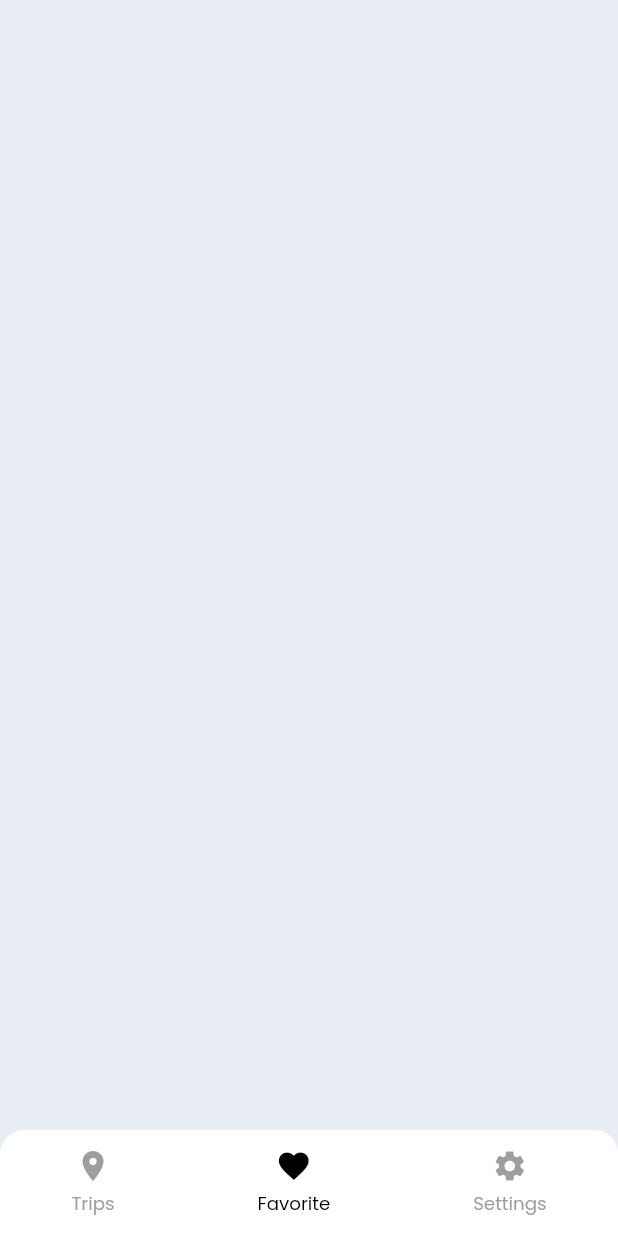
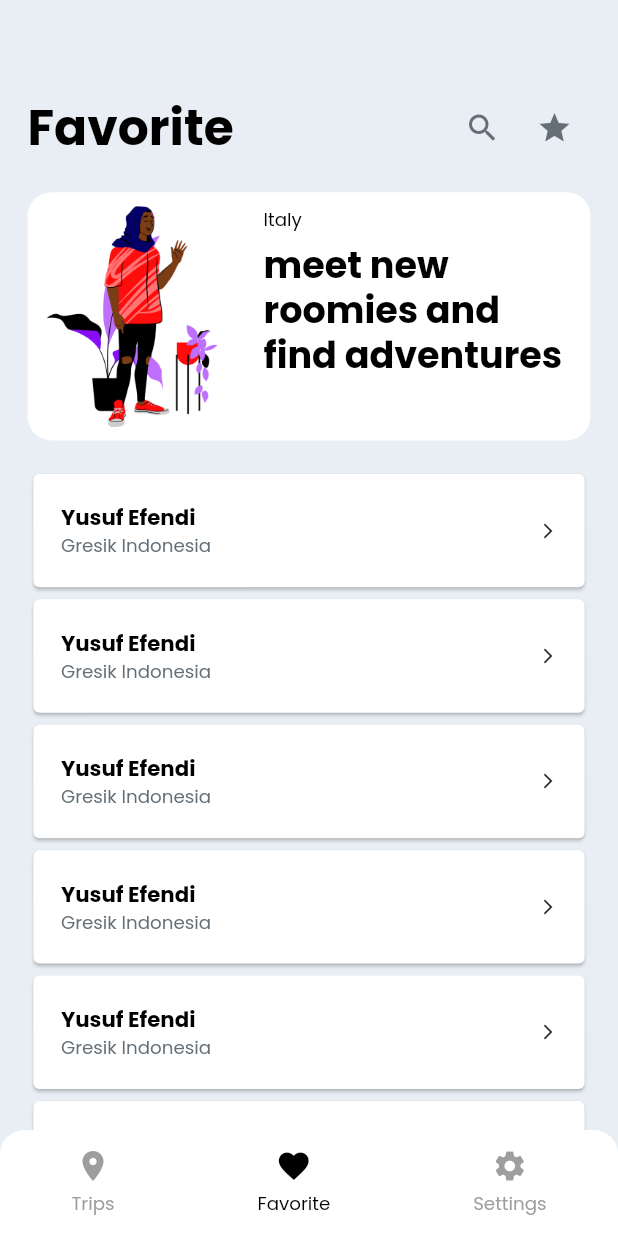
Before and after one commit to MYusufEfendi/flutter_block_theBookingApps, a Flutter app: the screen it shows after launch, item 2 of the bottom bar chosen, on a phone screen of 412 x 824 dp. Run offline on Flutter 3.47's test engine with Material 2 defaults, Android fonts, the phone set to English and light mode, and no system bars; our stand-ins replace bloc, flutter_bloc, flutter_screenutil.

Commit message:
FINISH :
- Add Favorite component

```diff
--- a/lib/main.dart
+++ b/lib/main.dart
@@ -2,6 +2,7 @@ import 'package:flutter/gestures.dart';
 import 'package:flutter/material.dart';
 import 'package:flutter_bloc_thebooking_apps/data/src/img_string.dart';
 import 'package:flutter_bloc_thebooking_apps/presentation/pages/discover/discover_view.dart';
+import 'package:flutter_bloc_thebooking_apps/presentation/pages/discover/favorite/favorite_view.dart';
 import 'package:flutter_bloc_thebooking_apps/presentation/pages/pages.dart';
 import 'package:flutter_bloc_thebooking_apps/presentation/pages/welcome/login/login_view.dart';
 import 'package:flutter_bloc_thebooking_apps/presentation/pages/welcome/welcome_done/welcome_done_view.dart';
--- /dev/null
+++ b/lib/presentation/pages/discover/favorite/component/favorite_header.dart
@@ -0,0 +1,42 @@
+import 'package:flutter/material.dart';
+import 'package:flutter_bloc_thebooking_apps/config/theme/app_dimen.dart';
+import 'package:flutter_bloc_thebooking_apps/config/theme/theme.dart';
+import 'package:flutter_bloc_thebooking_apps/data/src/img_string.dart';
+import 'package:flutter_bloc_thebooking_apps/util/util.dart';
+import 'package:flutter_screenutil/flutter_screenutil.dart';
+
+class FavoriteHeader extends StatelessWidget {
+  const FavoriteHeader({Key? key}) : super(key: key);
+
+  @override
+  Widget build(BuildContext context) {
+    return Container(
+      padding: EdgeInsets.all(AppDimen.w8),
+      margin: EdgeInsets.all(AppDimen.w16),
+      height: 163.h,
+      decoration: BoxDecoration(
+          color: Colors.white, borderRadius: BorderRadius.circular(16)),
+      child: Row(
+        children: [
+          Image.asset(ImgString.cittaPlants3),
+          24.0.width,
+          Expanded(
+              child: Column(
+            crossAxisAlignment: CrossAxisAlignment.start,
+            children: [
+              Text(
+                "Italy",
+                style: AppFont.paragraphSmall,
+              ),
+              8.0.height,
+              Text(
+                "meet new roomies and find adventures",
+                style: AppFont.h4.copyWith(height: 1.2.sp),
+              )
+            ],
+          ))
+        ],
+      ),
+    );
+  }
+}
--- /dev/null
+++ b/lib/presentation/pages/discover/favorite/component/favorite_list.dart
@@ -0,0 +1,52 @@
+import 'package:flutter/material.dart';
+import 'package:flutter_bloc_thebooking_apps/config/theme/app_dimen.dart';
+import 'package:flutter_bloc_thebooking_apps/config/theme/theme.dart';
+import 'package:flutter_screenutil/flutter_screenutil.dart';
+
+class FavoriteList extends StatelessWidget {
+  const FavoriteList({Key? key}) : super(key: key);
+
+  @override
+  Widget build(BuildContext context) {
+    return Expanded(
+        child: ListView.builder(
+            itemCount: 10, itemBuilder: (c, i) => _listItem()));
+  }
+
+  Widget _listItem() {
+    return Container(
+      margin: EdgeInsets.symmetric(
+        horizontal: AppDimen.w16,
+      ),
+      child: Card(
+        child: Padding(
+          padding: EdgeInsets.all(AppDimen.w16),
+          child: Row(
+            mainAxisAlignment: MainAxisAlignment.spaceBetween,
+            children: [
+              Column(
+                crossAxisAlignment: CrossAxisAlignment.start,
+                children: [
+                  Text(
+                    "Yusuf Efendi",
+                    style: AppFont.paragraphMediumBold,
+                  ),
+                  Text(
+                    "Gresik Indonesia",
+                    style:
+                        AppFont.paragraphSmall.copyWith(color: AppColor.ink02),
+                  )
+                ],
+              ),
+              const Icon(
+                Icons.arrow_forward_ios,
+                color: AppColor.ink01,
+                size: 12,
+              )
+            ],
+          ),
+        ),
+      ),
+    );
+  }
+}
--- /dev/null
+++ b/lib/presentation/pages/discover/favorite/component/favorite_title.dart
@@ -0,0 +1,37 @@
+import 'package:flutter/material.dart';
+
+import '../../../../../config/config.dart';
+
+class FavoriteTitle extends StatelessWidget {
+  const FavoriteTitle({Key? key}) : super(key: key);
+
+  @override
+  Widget build(BuildContext context) {
+    return Padding(
+      padding: EdgeInsets.only(
+          left: AppDimen.w16, right: AppDimen.w16, top: AppDimen.h60),
+      child: Row(
+        mainAxisSize: MainAxisSize.max,
+        children: [
+          Text(
+            "Favorite",
+            style: AppFont.h3,
+          ),
+          const Expanded(child: SizedBox()),
+          IconButton(
+              onPressed: () {},
+              icon: const Icon(
+                Icons.search,
+                color: AppColor.ink02,
+              )),
+          IconButton(
+              onPressed: () {},
+              icon: const Icon(
+                Icons.star,
+                color: AppColor.ink02,
+              ))
+        ],
+      ),
+    );
+  }
+}
--- a/lib/presentation/pages/discover/favorite/favorite_view.dart
+++ b/lib/presentation/pages/discover/favorite/favorite_view.dart
@@ -1,5 +1,9 @@
 import 'package:flutter/material.dart';
 import 'package:flutter_bloc/flutter_bloc.dart';
+import 'package:flutter_bloc_thebooking_apps/config/theme/theme.dart';
+import 'package:flutter_bloc_thebooking_apps/presentation/pages/discover/favorite/component/favorite_header.dart';
+import 'package:flutter_bloc_thebooking_apps/presentation/pages/discover/favorite/component/favorite_list.dart';
+import 'package:flutter_bloc_thebooking_apps/presentation/pages/discover/favorite/component/favorite_title.dart';
 
 import 'favorite_cubit.dart';
 import 'favorite_state.dart';
@@ -18,6 +22,15 @@ class FavoritePage extends StatelessWidget {
   Widget _buildPage(BuildContext context) {
     final cubit = BlocProvider.of<FavoriteCubit>(context);
 
-    return Container();
+    return Scaffold(
+      backgroundColor: AppColor.ink05,
+      body: Column(
+        children: [
+          const FavoriteTitle(),
+          const FavoriteHeader(),
+          const FavoriteList(),
+        ],
+      ),
+    );
   }
 }
```
